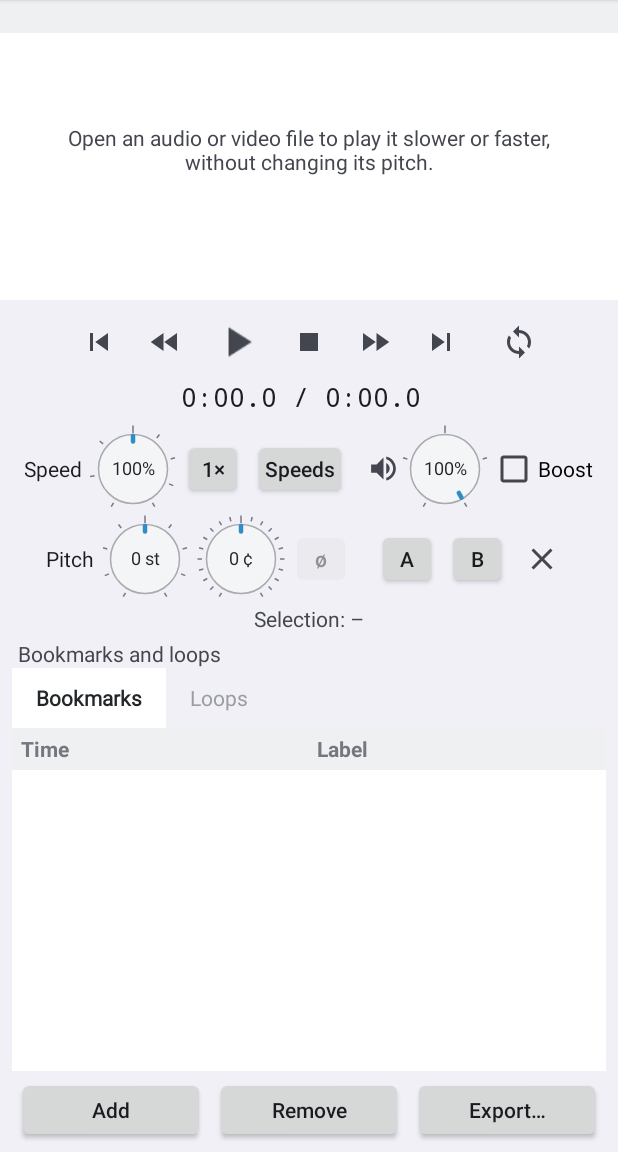
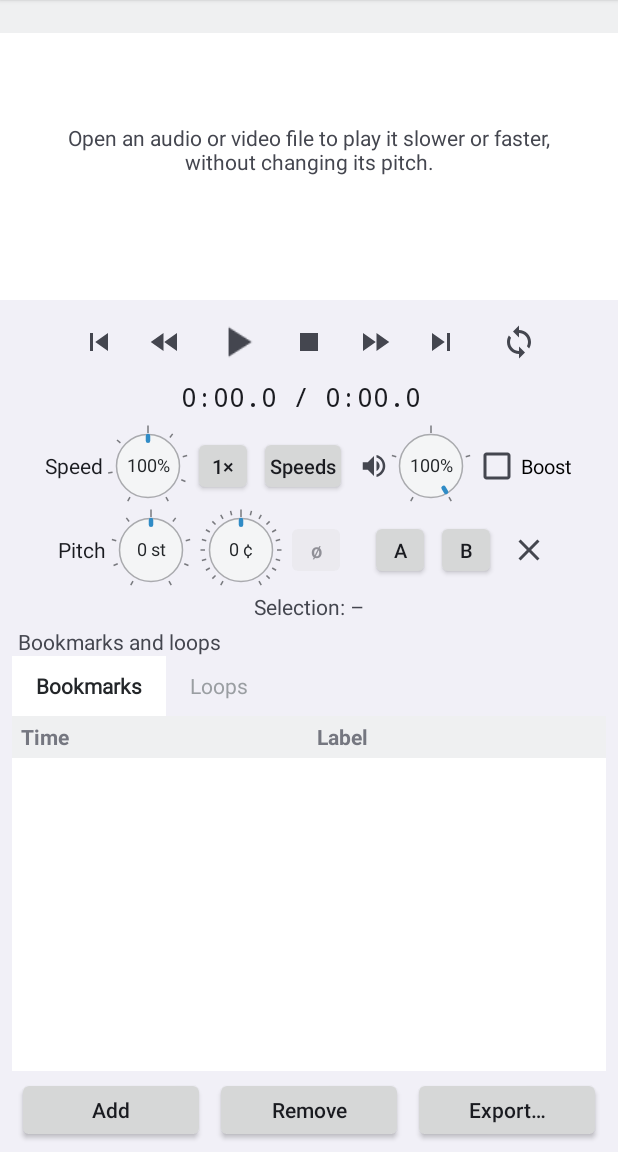
Before and after one commit to nivaca/slowdown-android, an Android app: the screen it shows after launch (MainActivity), on a phone screen of 412 x 824 dp, the part 84-1236 px from its top. Run offline under Robolectric (Android 15) with nearby library versions, the phone set to English and light mode, and no system bars; pictures from the network do not load; 2 statements that could not run were skipped.

Commit message:
Screenshots for F-Droid, in English and Spanish, of a test piece made for them; the row of the speed and the volume fits in Spanish (smaller knobs and buttons); the changelogs

```diff
--- a/app/src/main/kotlin/io/github/nivaca/slowdown/Knob.kt
+++ b/app/src/main/kotlin/io/github/nivaca/slowdown/Knob.kt
@@ -169,6 +169,6 @@ class Knob(context: Context, attrs: AttributeSet? = null) : View(context, attrs)
     companion object {
         const val LOWEST = 240.0
         const val HIGHEST = -60.0
-        const val SIZE_DP = 60
+        const val SIZE_DP = 56
     }
 }
--- a/app/src/main/res/layout/main.xml
+++ b/app/src/main/res/layout/main.xml
@@ -95,9 +95,9 @@
         <Button android:id="@+id/speeds" style="@style/SmallButton" android:text="@string/speeds" />
 
         <ImageView
-            android:layout_width="22dp"
-            android:layout_height="22dp"
-            android:layout_marginStart="10dp"
+            android:layout_width="20dp"
+            android:layout_height="20dp"
+            android:layout_marginStart="6dp"
             android:contentDescription="@string/volume"
             android:src="@drawable/ic_volume" />
         <io.github.nivaca.slowdown.Knob android:id="@+id/volume" android:layout_width="wrap_content"
@@ -106,6 +106,8 @@
             android:id="@+id/boost"
             android:layout_width="wrap_content"
             android:layout_height="wrap_content"
+            android:maxLines="1"
+            android:textSize="13sp"
             android:text="@string/boost" />
     </LinearLayout>
 
--- a/app/src/main/res/values/themes.xml
+++ b/app/src/main/res/values/themes.xml
@@ -19,22 +19,23 @@
         <item name="android:layout_height">40dp</item>
         <item name="android:minWidth">40dp</item>
         <item name="android:minHeight">0dp</item>
-        <item name="android:paddingStart">8dp</item>
-        <item name="android:paddingEnd">8dp</item>
+        <item name="android:paddingStart">7dp</item>
+        <item name="android:paddingEnd">7dp</item>
         <item name="android:paddingTop">0dp</item>
         <item name="android:paddingBottom">0dp</item>
-        <item name="android:layout_marginStart">3dp</item>
-        <item name="android:layout_marginEnd">3dp</item>
+        <item name="android:layout_marginStart">2dp</item>
+        <item name="android:layout_marginEnd">2dp</item>
         <item name="android:textAllCaps">false</item>
-        <item name="android:textSize">14sp</item>
+        <item name="android:textSize">13sp</item>
     </style>
 
     <style name="KnobLabel">
         <item name="android:layout_width">wrap_content</item>
         <item name="android:layout_height">wrap_content</item>
-        <item name="android:layout_marginEnd">4dp</item>
+        <item name="android:layout_marginEnd">2dp</item>
         <item name="android:textAppearance">?android:attr/textAppearanceSmall</item>
         <item name="android:textColor">?android:attr/textColorPrimary</item>
+        <item name="android:maxLines">1</item>
     </style>
 
     <!-- Una pestaña del panel de los marcadores y los bucles -->
```
Also changed, not shown: 10 other files.
